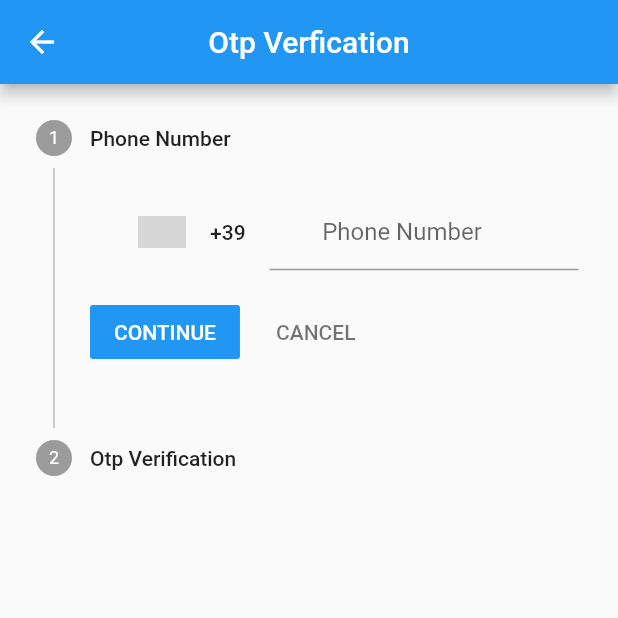
After one commit to tron200/car_washer, a Flutter app: the otpVerfication screen opened by its route, on a phone screen of 412 x 824 dp, the top half of it. The commit adds this screen. Run offline on Flutter 3.47's test engine with Material 2 defaults, Android fonts, the phone set to English and light mode, and no system bars; drawn by our look-alikes of country_code_picker; our stand-ins replace device_info, firebase_auth, firebase_core, firebase_messaging, google_sign_in, pinput and 2 more; missing offline and left inert: flutter_facebook_auth; accounts and stored records are empty; grey boxes are pictures that could not be loaded.

Commit message:
otp commit

```diff
--- /dev/null
+++ b/lib/Auth/otpVerfication.dart
@@ -0,0 +1,132 @@
+import 'package:car_washer/myDrawer.dart';
+import 'package:country_code_picker/country_code_picker.dart';
+import 'package:flutter/cupertino.dart';
+import 'package:flutter/material.dart';
+import 'package:pinput/pin_put/pin_put.dart';
+import 'package:sizer/sizer.dart';
+
+
+class otpVerfication extends StatefulWidget{
+  @override
+  _otpVerficationState createState() => _otpVerficationState();
+}
+
+class _otpVerficationState extends State<otpVerfication>{
+  int _index = 0;
+  String dialCodesDigits = "+00";
+  final TextEditingController _phoneController = TextEditingController();
+  final TextEditingController _otpController = TextEditingController();
+  final FocusNode _otpFoucsNode = FocusNode();
+  String? VerficationCode;
+
+  final BoxDecoration pinOtpCodeVerfication = BoxDecoration(
+    color: Colors.blueAccent,
+    borderRadius: BorderRadius.circular(10.0),
+    border: Border.all(
+      color: Colors.grey
+    )
+  );
+
+
+  @override
+  Widget build(BuildContext context) {
+    // TODO: implement build
+    return Scaffold(
+      appBar: AppBar(
+        title: Text("Otp Verfication"),
+        centerTitle: true,
+        leading: IconButton(
+          icon: Icon(Icons.arrow_back),
+          onPressed: (){
+            Navigator.pop(context);
+          },
+        ),
+      ),
+      body: Stepper(
+      currentStep: _index,
+      onStepCancel: () {
+        if (_index > 0) {
+          setState(() {
+            _index -= 1;
+          });
+        }
+      },
+      onStepContinue: () {
+        if (_index <= 0) {
+          setState(() {
+            _index += 1;
+          });
+        }
+      },
+      onStepTapped: (int index) {
+        setState(() {
+          _index = index;
+        });
+      },
+      steps: <Step>[
+        Step(
+          title: const Text('Phone Number'),
+          content: Row(
+            mainAxisAlignment: MainAxisAlignment.start,
+            children: [
+              Container(
+                child: CountryCodePicker(
+                  onChanged: (country){
+                    setState(() {
+                      dialCodesDigits = country.dialCode!;
+                    });
+                  },
+                  initialSelection: "IT",
+                  showCountryOnly: false,
+                  showOnlyCountryWhenClosed: false,
+                  favorite: ["+981","+1","US"],
+                ),
+              ),
+              Container(
+                width: 50.0.w,
+                child: TextField(
+                  decoration: InputDecoration(
+                      hintText: "Phone Number",
+                      prefix: Padding(
+                        padding: EdgeInsets.all(4),
+                        child: Text(dialCodesDigits),
+                      )
+                  ),
+                  keyboardType: TextInputType.number,
+                  controller: _phoneController,
+                ),
+              )
+            ],
+          )
+        ),
+        Step(
+          title: Text('Otp Verification'),
+          content: Padding(
+            padding: EdgeInsets.symmetric(vertical: 8.0.h, horizontal: 8.0.w),
+            child: PinPut(
+              fieldsCount: 6,
+              textStyle: TextStyle(fontSize: 25.0, color: Colors.white),
+              eachFieldWidth: 40.0,
+              eachFieldHeight: 55.0,
+              controller: _otpController,
+              focusNode: _otpFoucsNode,
+              selectedFieldDecoration: pinOtpCodeVerfication,
+              submittedFieldDecoration: pinOtpCodeVerfication,
+              followingFieldDecoration: pinOtpCodeVerfication,
+              pinAnimationType: PinAnimationType.rotation,
+              onSubmit: (pin) async{
+                try{
+
+                }catch(e){
+
+                }
+              },
+            ),
+          ),
+        ),
+      ],
+    )
+    ,
+    );
+  }
+}
--- a/lib/main.dart
+++ b/lib/main.dart
@@ -1,3 +1,4 @@
+import 'package:car_washer/Auth/otpVerfication.dart';
 import 'package:car_washer/screens/documentsScreen.dart';
 import 'package:car_washer/screens/earningScreen.dart';
 import 'package:car_washer/screens/editProfileScreen.dart';
@@ -51,6 +52,7 @@ class MyApp extends StatelessWidget {
           'notification': (context) => NotificationScreen(),
           'help': (context) => HelpScreen(),
           'review': (context) => ReviewScreen(),
+          'otp': (context) => otpVerfication(),
         },
 
       );
--- a/pubspec.yaml
+++ b/pubspec.yaml
@@ -46,8 +46,9 @@ dependencies:
   flutter_facebook_sdk: ^1.0.0
   flutter_facebook_auth: ^4.1.2
   google_sign_in: ^5.2.4
+  country_code_picker: ^2.0.2
   flutter_login_facebook: ^1.4.1
-
+  pinput: ^1.2.0
 
 
 dev_dependencies:
```
Also changed, not shown: lib/Auth/register.dart (+66 -22 lines), pubspec.lock.
